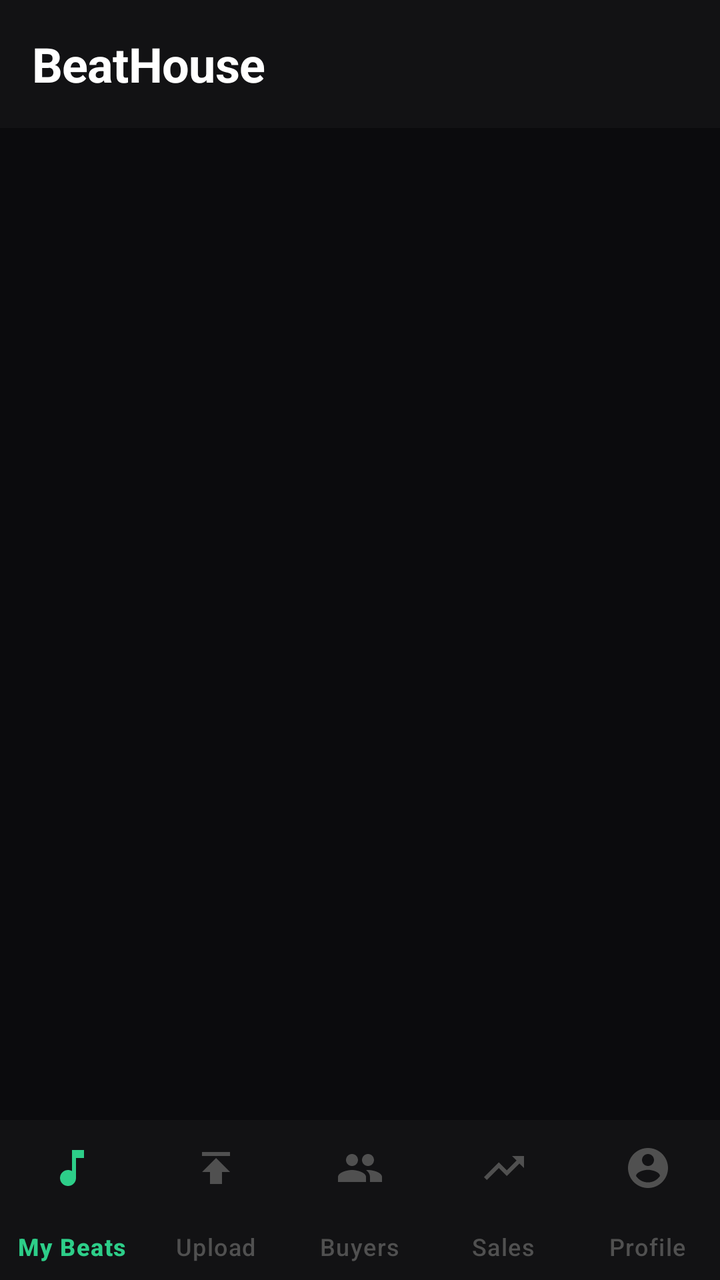
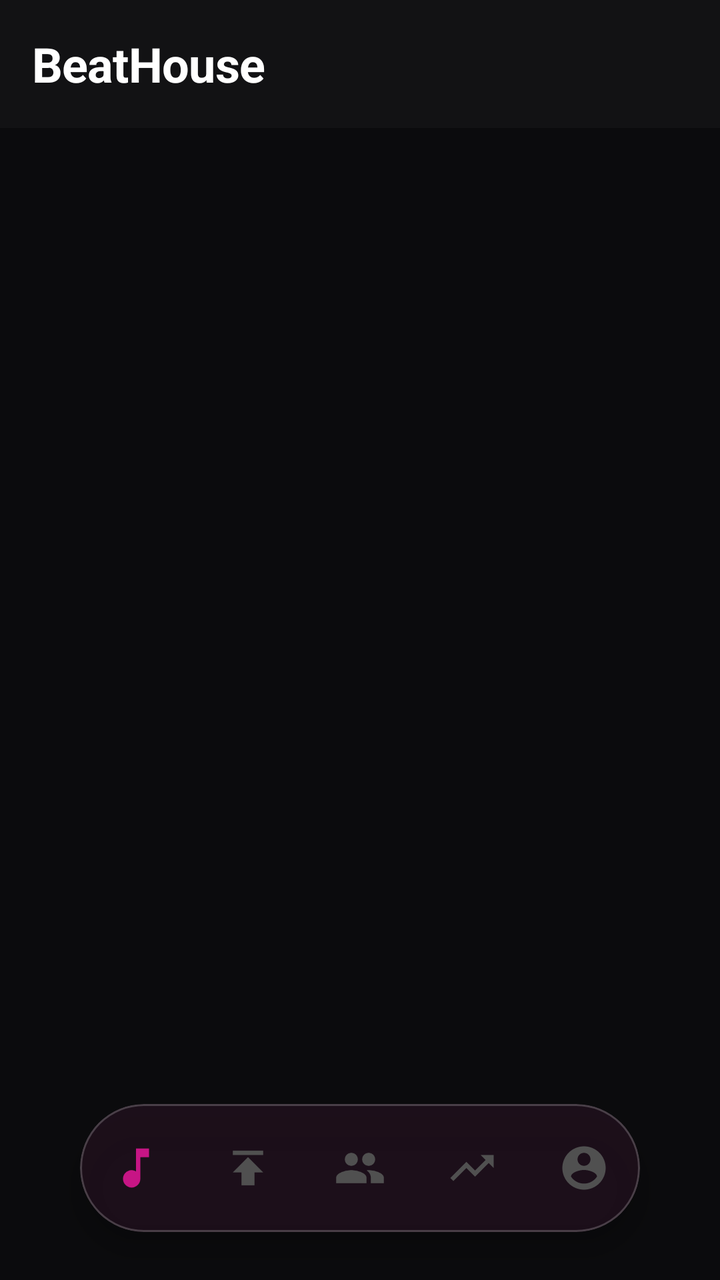

An Android layout rendered at two revisions. The XML below is the earlier revision; the diff shows what the commit changed to produce the second picture.
<!-- AndroidManifest.xml: activity theme Theme.BeatHouse.Dark -->
<!-- res/layout/activity_main.xml -->
<?xml version="1.0" encoding="utf-8"?>
<androidx.coordinatorlayout.widget.CoordinatorLayout xmlns:android="http://schemas.android.com/apk/res/android"
    xmlns:app="http://schemas.android.com/apk/res-auto"
    android:layout_width="match_parent"
    android:layout_height="match_parent"
    android:background="@color/background"
    android:fitsSystemWindows="true">

    <com.google.android.material.appbar.AppBarLayout
        android:layout_width="match_parent"
        android:layout_height="wrap_content"
        android:background="@color/surface"
        app:elevation="0dp">
        <com.google.android.material.appbar.MaterialToolbar
            android:id="@+id/toolbar"
            android:layout_width="match_parent"
            android:layout_height="?attr/actionBarSize"
            android:background="@color/surface"
            app:title="BeatHouse"
            app:titleCentered="false"
            app:titleTextColor="@color/on_surface"
            app:titleTextAppearance="@style/TextAppearance.BeatHouse.Title" />
    </com.google.android.material.appbar.AppBarLayout>

    
    <FrameLayout
        android:id="@+id/fragment_container"
        android:layout_width="match_parent"
        android:layout_height="match_parent"
        android:layout_marginBottom="80dp"
        app:layout_behavior="@string/appbar_scrolling_view_behavior" />

    
    <com.google.android.material.card.MaterialCardView
        android:id="@+id/miniPlayerCard"
        android:layout_width="match_parent"
        android:layout_height="72dp"
        android:layout_gravity="bottom"
        android:layout_marginBottom="88dp"
        android:layout_marginStart="12dp"
        android:layout_marginEnd="12dp"
        android:visibility="gone"
        app:cardCornerRadius="16dp"
        app:cardElevation="12dp"
        app:cardBackgroundColor="#1AFFFFFF"
        app:strokeColor="#33FFFFFF"
        app:strokeWidth="1dp">

        <include layout="@layout/layout_mini_player" />

    </com.google.android.material.card.MaterialCardView>

    
    <com.google.android.material.bottomnavigation.BottomNavigationView
        android:id="@+id/bottomNavigation"
        android:layout_width="match_parent"
        android:layout_height="80dp"
        android:layout_gravity="bottom"
        android:background="@color/surface"
        app:elevation="0dp"
        app:menu="@menu/bottom_navigation_seller"
        app:labelVisibilityMode="labeled"
        app:itemIconTint="@color/bottom_nav_icon_tint"
        app:itemTextColor="@color/bottom_nav_text_tint"
        app:itemRippleColor="@color/primary_container" />

</androidx.coordinatorlayout.widget.CoordinatorLayout>
<!-- res/layout/layout_mini_player.xml (included above) -->
<?xml version="1.0" encoding="utf-8"?>
<LinearLayout xmlns:android="http://schemas.android.com/apk/res/android"
    xmlns:app="http://schemas.android.com/apk/res-auto"
    android:id="@+id/miniPlayerContent"
    android:layout_width="match_parent"
    android:layout_height="match_parent"
    android:orientation="horizontal"
    android:gravity="center_vertical"
    android:paddingHorizontal="16dp"
    android:paddingVertical="8dp"
    android:clickable="true"
    android:focusable="true">

    <com.google.android.material.card.MaterialCardView
        android:layout_width="48dp"
        android:layout_height="48dp"
        app:cardCornerRadius="10dp"
        app:cardElevation="0dp"
        app:strokeWidth="0dp">
        <ImageView
            android:id="@+id/ivMiniCover"
            android:layout_width="match_parent"
            android:layout_height="match_parent"
            android:scaleType="centerCrop"
            android:src="@drawable/ic_music_note"
            android:background="@color/surface_variant" />
    </com.google.android.material.card.MaterialCardView>

    <LinearLayout
        android:layout_width="0dp"
        android:layout_height="wrap_content"
        android:layout_weight="1"
        android:orientation="vertical"
        android:layout_marginStart="16dp">

        <TextView
            android:id="@+id/tvMiniTitle"
            android:layout_width="wrap_content"
            android:layout_height="wrap_content"
            android:text="Beat Title"
            android:textColor="@color/on_surface"
            android:textSize="15sp"
            android:textStyle="bold"
            android:maxLines="1"
            android:ellipsize="end"
            android:letterSpacing="-0.01" />

        <TextView
            android:id="@+id/tvMiniProducer"
            android:layout_width="wrap_content"
            android:layout_height="wrap_content"
            android:text="Producer"
            android:textColor="@color/on_surface_variant"
            android:textSize="13sp"
            android:maxLines="1"
            android:ellipsize="end" />

    </LinearLayout>

    <LinearLayout
        android:layout_width="wrap_content"
        android:layout_height="wrap_content"
        android:orientation="horizontal"
        android:gravity="center"
        android:layout_marginStart="8dp">

        <ImageButton
            android:id="@+id/btnMiniPrevious"
            android:layout_width="40dp"
            android:layout_height="40dp"
            android:src="@drawable/ic_skip_previous"
            android:background="?attr/selectableItemBackgroundBorderless"
            android:contentDescription="Previous"
            app:tint="@color/on_surface" />

        <ImageButton
            android:id="@+id/btnMiniPlay"
            android:layout_width="48dp"
            android:layout_height="48dp"
            android:src="@drawable/ic_play_arrow"
            android:background="?attr/selectableItemBackgroundBorderless"
            android:contentDescription="Play"
            app:tint="@color/on_surface" />

        <ImageButton
            android:id="@+id/btnMiniNext"
            android:layout_width="40dp"
            android:layout_height="40dp"
            android:src="@drawable/ic_skip_next"
            android:background="?attr/selectableItemBackgroundBorderless"
            android:contentDescription="Next"
            app:tint="@color/on_surface" />

    </LinearLayout>

</LinearLayout>
<!-- resources referenced by this layout -->
<resources>
  <color name="background">#0B0B0D</color>
  <color name="on_surface">#FFFFFF</color>
  <color name="on_surface_variant">#B0B0B0</color>
  <color name="primary_container">#004D40</color>
  <color name="surface">#121214</color>
  <color name="surface_variant">#1A1A1C</color>
  <!-- drawable ic_skip_next (drawable) -->
  <?xml version="1.0" encoding="utf-8"?>
  <vector xmlns:android="http://schemas.android.com/apk/res/android"
      android:width="24dp"
      android:height="24dp"
      android:viewportWidth="24"
      android:viewportHeight="24">
      <path
          android:fillColor="#FFFFFF"
          android:pathData="M6,18l8.5,-6L6,6v12zM16,6v12h2V6h-2z"/>
  </vector>
  <style name="TextAppearance.BeatHouse.Title" parent="TextAppearance.Material3.HeadlineSmall">
          <item name="android:textColor">@color/on_surface</item>
          <item name="android:textStyle">bold</item>
          <item name="android:letterSpacing">-0.01</item>
      </style>
  <style name="Theme.BeatHouse.Dark" parent="Theme.BeatHouse">
          <item name="colorSurface">@color/surface</item>
          <item name="android:windowBackground">@color/background</item>
      </style>
  <color name="primary">#2DCE89</color>
  <color name="on_primary">#FFFFFF</color>
  <color name="secondary">#8E8E93</color>
  <color name="secondary_container">#1C1C1E</color>
  <color name="on_secondary">#FFFFFF</color>
  <color name="error">#FF453A</color>
  <color name="error_container">#330000</color>
  <color name="outline">#1C1C1E</color>
  <style name="Widget.BeatHouse.Button" parent="Widget.Material3.Button">
          <item name="android:textSize">16sp</item>
          <item name="android:textStyle">bold</item>
          <item name="cornerRadius">12dp</item>
          <item name="iconGravity">textStart</item>
          <item name="iconPadding">8dp</item>
          <item name="android:insetTop">4dp</item>
          <item name="android:insetBottom">4dp</item>
          <item name="backgroundTint">@color/primary</item>
          <item name="android:textColor">@color/on_primary</item>
      </style>
  <style name="Widget.BeatHouse.Card" parent="Widget.Material3.CardView.Elevated">
          <item name="cardCornerRadius">16dp</item>
          <item name="cardElevation">0dp</item>
          <item name="strokeColor">@color/outline</item>
          <item name="strokeWidth">1dp</item>
          <item name="cardBackgroundColor">@color/surface_container</item>
      </style>
  <style name="Widget.BeatHouse.BottomNavigation" parent="Widget.Material3.BottomNavigationView">
          <item name="itemIconTint">@color/bottom_nav_icon_tint</item>
          <item name="itemTextColor">@color/bottom_nav_text_tint</item>
          <item name="itemBackground">@color/surface</item>
          <item name="android:background">@color/surface</item>
          <item name="elevation">0dp</item>
          <item name="itemPaddingTop">12dp</item>
          <item name="itemPaddingBottom">12dp</item>
      </style>
  <style name="Widget.BeatHouse.AppBarLayout" parent="Widget.Material3.AppBarLayout">
          <item name="android:background">@color/surface</item>
          <item name="backgroundTint">@color/surface</item>
      </style>
  <style name="Widget.BeatHouse.Chip" parent="Widget.Material3.Chip.Filter">
          <item name="chipCornerRadius">12dp</item>
          <item name="chipStrokeColor">@color/outline</item>
          <item name="chipStrokeWidth">1dp</item>
          <item name="android:textColor">@color/on_surface_variant</item>
          <item name="chipBackgroundColor">@color/surface_container</item>
          <item name="checkedIconTint">@color/primary</item>
          <item name="android:textSize">14sp</item>
      </style>
  <color name="surface_container">#1C1C1E</color>
  <!-- unchanged entries left out for length: 5 -->
</resources>

<!-- the commit's change to res/layout/activity_main.xml (unified diff, before → after) -->
@@ -27,7 +27,6 @@
         android:id="@+id/fragment_container"
         android:layout_width="match_parent"
         android:layout_height="match_parent"
-        android:layout_marginBottom="80dp"
         app:layout_behavior="@string/appbar_scrolling_view_behavior" />
 
     
@@ -40,7 +39,7 @@
         android:layout_marginStart="12dp"
         android:layout_marginEnd="12dp"
         android:visibility="gone"
-        app:cardCornerRadius="16dp"
+        style="@style/Widget.BeatHouse.Card"
         app:cardElevation="12dp"
         app:cardBackgroundColor="#1AFFFFFF"
         app:strokeColor="#33FFFFFF"
@@ -51,18 +50,31 @@
     </com.google.android.material.card.MaterialCardView>
 
     
-    <com.google.android.material.bottomnavigation.BottomNavigationView
-        android:id="@+id/bottomNavigation"
-        android:layout_width="match_parent"
-        android:layout_height="80dp"
-        android:layout_gravity="bottom"
-        android:background="@color/surface"
-        app:elevation="0dp"
-        app:menu="@menu/bottom_navigation_seller"
-        app:labelVisibilityMode="labeled"
-        app:itemIconTint="@color/bottom_nav_icon_tint"
-        app:itemTextColor="@color/bottom_nav_text_tint"
-        app:itemRippleColor="@color/primary_container" />
+    <com.google.android.material.card.MaterialCardView
+        android:layout_width="wrap_content"
+        android:layout_height="wrap_content"
+        android:layout_gravity="bottom|center_horizontal"
+        android:layout_marginBottom="24dp"
+        app:cardCornerRadius="40dp"
+        app:cardElevation="8dp"
+        app:strokeWidth="1dp"
+        app:strokeColor="#33FFFFFF"
+        app:cardBackgroundColor="#CC121214">
+
+        <com.google.android.material.bottomnavigation.BottomNavigationView
+            android:id="@+id/bottomNavigation"
+            android:layout_width="280dp"
+            android:layout_height="64dp"
+            app:elevation="0dp"
+            app:menu="@menu/bottom_navigation_seller"
+            app:labelVisibilityMode="unlabeled"
+            app:itemIconSize="26dp"
+            app:itemIconTint="@color/bottom_nav_icon_tint"
+            app:itemRippleColor="@android:color/transparent"
+            app:itemBackground="@android:color/transparent"
+            android:background="@android:color/transparent" />
+
+    </com.google.android.material.card.MaterialCardView>
 
 </androidx.coordinatorlayout.widget.CoordinatorLayout>
 <!-- res/layout/layout_mini_player.xml (included above) -->
<!-- resource entries referenced after the edit -->
@@ -3,7 +3,7 @@
   <color name="background">#0B0B0D</color>
   <color name="on_surface">#FFFFFF</color>
   <color name="on_surface_variant">#B0B0B0</color>
-  <color name="primary_container">#004D40</color>
+  <color name="primary_container">#4D0033</color>
   <color name="surface">#121214</color>
   <color name="surface_variant">#1A1A1C</color>
   <!-- drawable ic_skip_next (drawable) -->
@@ -26,7 +26,7 @@
           <item name="colorSurface">@color/surface</item>
           <item name="android:windowBackground">@color/background</item>
       </style>
-  <color name="primary">#2DCE89</color>
+  <color name="primary">#C71585</color>
   <color name="on_primary">#FFFFFF</color>
   <color name="secondary">#8E8E93</color>
   <color name="secondary_container">#1C1C1E</color>
@@ -37,7 +37,7 @@
   <style name="Widget.BeatHouse.Button" parent="Widget.Material3.Button">
           <item name="android:textSize">16sp</item>
           <item name="android:textStyle">bold</item>
-          <item name="cornerRadius">12dp</item>
+          <item name="cornerRadius">24dp</item>
           <item name="iconGravity">textStart</item>
           <item name="iconPadding">8dp</item>
           <item name="android:insetTop">4dp</item>
@@ -46,7 +46,7 @@
           <item name="android:textColor">@color/on_primary</item>
       </style>
   <style name="Widget.BeatHouse.Card" parent="Widget.Material3.CardView.Elevated">
-          <item name="cardCornerRadius">16dp</item>
+          <item name="cardCornerRadius">28dp</item>
           <item name="cardElevation">0dp</item>
           <item name="strokeColor">@color/outline</item>
           <item name="strokeWidth">1dp</item>
@@ -55,18 +55,19 @@
   <style name="Widget.BeatHouse.BottomNavigation" parent="Widget.Material3.BottomNavigationView">
           <item name="itemIconTint">@color/bottom_nav_icon_tint</item>
           <item name="itemTextColor">@color/bottom_nav_text_tint</item>
-          <item name="itemBackground">@color/surface</item>
-          <item name="android:background">@color/surface</item>
+          <item name="itemBackground">@android:color/transparent</item>
+          <item name="android:background">@android:color/transparent</item>
           <item name="elevation">0dp</item>
           <item name="itemPaddingTop">12dp</item>
           <item name="itemPaddingBottom">12dp</item>
+          <item name="labelVisibilityMode">unlabeled</item>
       </style>
   <style name="Widget.BeatHouse.AppBarLayout" parent="Widget.Material3.AppBarLayout">
           <item name="android:background">@color/surface</item>
           <item name="backgroundTint">@color/surface</item>
       </style>
   <style name="Widget.BeatHouse.Chip" parent="Widget.Material3.Chip.Filter">
-          <item name="chipCornerRadius">12dp</item>
+          <item name="chipCornerRadius">20dp</item>
           <item name="chipStrokeColor">@color/outline</item>
           <item name="chipStrokeWidth">1dp</item>
           <item name="android:textColor">@color/on_surface_variant</item>
